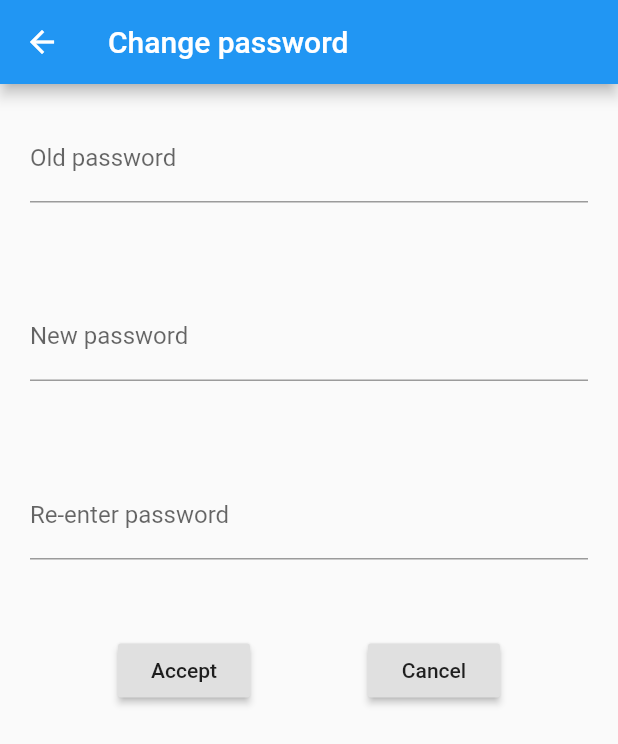
After one commit to sartorinahuel/flutter_firebase_cc, a Flutter app: the ChangePasswordPage screen opened directly, on a phone screen of 412 x 824 dp. The commit adds this screen. Shown: the top 744 px of the screen. Run offline on Flutter 3.47's test engine with Material 2 defaults, Android fonts, the light colour scheme and no system bars; our stand-ins replace bloc, cloud_firestore, firebase_auth, firebase_core, flutter_bloc; missing offline and left inert: cloud_firestore_web, firebase_auth_web, firebase_core_web, flutter_facebook_auth; accounts and stored records are empty; network calls fail.

Commit message:
change password

```diff
--- a/lib/data/services/auth/mock_auth_service.dart
+++ b/lib/data/services/auth/mock_auth_service.dart
@@ -15,7 +15,7 @@ class MockAuthService extends AuthService {
   }
 
   @override
-  Future<void> changePassword(String password) {
+  Future<void> changePassword(String password, String oldPassword) {
     // TODO: implement changePassword
     throw UnimplementedError();
   }
--- a/lib/domain/blocs/user/user_bloc.dart
+++ b/lib/domain/blocs/user/user_bloc.dart
@@ -29,7 +29,7 @@ class UserBloc extends Bloc<UserEvent, UserState> {
     if (event is UserChangePasswordEvent) {
       yield UserLoadingState();
       try {
-        await authService.changePassword(event.password);
+        await authService.changePassword(event.password, event.oldPassword);
         yield UserDataState(userRepo.currentUser);
       } on AppError catch (e) {
         yield UserErrorState(e);
--- a/lib/domain/blocs/user/user_event.dart
+++ b/lib/domain/blocs/user/user_event.dart
@@ -41,8 +41,9 @@ class UserLogoutEvent extends UserEvent {}
 
 class UserChangePasswordEvent extends UserEvent {
   final String password;
+  final String oldPassword;
 
-  UserChangePasswordEvent(this.password);
+  UserChangePasswordEvent(this.password, this.oldPassword);
 }
 
 class UserAnonymusLoggedInEvent extends UserEvent {
--- a/lib/domain/blocs/user/user_state.dart
+++ b/lib/domain/blocs/user/user_state.dart
@@ -6,6 +6,8 @@ abstract class UserState {}
 class UserInitial extends UserState {}
 
 class UserLoadingState extends UserState {}
+
+class UserNeedReauthState extends UserState {}
 
 class UserErrorState extends UserState {
   final AppError appError;
--- a/lib/domain/globals.dart
+++ b/lib/domain/globals.dart
@@ -7,11 +7,12 @@ import 'package:flutter_firebase_cc/domain/repositories/user_repository.dart';
 import 'package:flutter_firebase_cc/domain/services/auth_service.dart';
 
 //Global variables
-//TODO delete endpoint string
-// const String endpoint =  'https://flutter-firebase-cc-default-rtdb.firebaseio.com';
+const String endpoint =  'https://flutter-firebase-cc-default-rtdb.firebaseio.com';
 
 //Dependencies
 final UserRepository userRepo = FirebaseUserRepo();
-// final UserRepository userRepo = HttpUserRepo(endpoint);
 final AuthService authService = FirebaseAuthService();
 final DatastoreRepository datastoreRepo = FirebaseCloudstoreRepository();
+
+//User current credentials
+String password = 'password';
--- a/lib/domain/services/auth_service.dart
+++ b/lib/domain/services/auth_service.dart
@@ -11,7 +11,7 @@ abstract class AuthService {
   //Email verification from current user
   Future<void> sendEmailVerification();
 
-  Future<void> changePassword(String password);
+  Future<void> changePassword(String newPassword, String oldPassword);
 
   Future<void> isPersistantSession(bool persistant);
 
--- a/lib/main.dart
+++ b/lib/main.dart
@@ -6,6 +6,7 @@ import 'package:flutter_bloc/flutter_bloc.dart';
 import 'package:flutter_firebase_cc/domain/blocs/auth/auth_bloc.dart';
 import 'package:flutter_firebase_cc/domain/blocs/user/user_bloc.dart';
 import 'package:flutter_firebase_cc/ui/pages/init_page.dart';
+import 'package:flutter_firebase_cc/ui/pages/change_password_page.dart';
 
 import 'domain/entities/app_error.dart';
 import 'ui/pages/error_page.dart';
@@ -27,7 +28,6 @@ class MyApp extends StatelessWidget {
       home: FutureBuilder(
           future: Firebase.initializeApp(),
           builder: (context, snapshot) {
-
             //On Firebase Error
             if (snapshot.hasError) {
               return AuthErrorPage(
@@ -35,7 +35,7 @@ class MyApp extends StatelessWidget {
                   code: 'Firebase Error',
                   message: 'We couldn´t initialize Firebase App',
                 ),
-                onError: (){},
+                onError: () {},
               );
             }
 
@@ -43,7 +43,7 @@ class MyApp extends StatelessWidget {
             if (snapshot.connectionState == ConnectionState.done) {
               return MultiBlocProvider(
                 providers: [
-                  BlocProvider(create: (_) => UserBloc()),
+                  BlocProvider(create: (context) => UserBloc()),
                   BlocProvider(create: (context) => AuthBloc(context)),
                 ],
                 child: InitPage(),
--- /dev/null
+++ b/lib/ui/pages/change_password_page.dart
@@ -0,0 +1,76 @@
+import 'package:flutter/material.dart';
+import 'package:flutter_bloc/flutter_bloc.dart';
+import 'package:flutter_firebase_cc/domain/blocs/user/user_bloc.dart';
+import 'package:flutter_firebase_cc/domain/globals.dart';
+
+class ChangePasswordPage extends StatelessWidget {
+  final Function onAccept;
+
+  const ChangePasswordPage({this.onAccept});
+
+  @override
+  Widget build(BuildContext context) {
+    final _oldPasswordController = TextEditingController();
+    final _newPasswordController = TextEditingController();
+    final _newRepeatPasswordController = TextEditingController();
+    return Scaffold(
+      appBar: AppBar(title: Text('Change password')),
+      body: SingleChildScrollView(
+        child: Column(
+          crossAxisAlignment: CrossAxisAlignment.center,
+          mainAxisAlignment: MainAxisAlignment.center,
+          children: [
+
+            Padding(
+              padding: const EdgeInsets.all(20),
+              child: TextField(
+                decoration: InputDecoration(labelText: 'Old password'),
+                controller: _oldPasswordController,
+              ),
+            ),
+            SizedBox(height: 20),
+            Padding(
+              padding: const EdgeInsets.all(20),
+              child: TextField(
+                decoration: InputDecoration(labelText: 'New password'),
+                controller: _newPasswordController,
+              ),
+            ),
+            SizedBox(height: 20),
+            Padding(
+              padding: const EdgeInsets.all(20),
+              child: TextField(
+                decoration: InputDecoration(labelText: 'Re-enter password'),
+                controller: _newRepeatPasswordController,
+              ),
+            ),
+            SizedBox(height: 30),
+            Row(
+              mainAxisAlignment: MainAxisAlignment.spaceEvenly,
+              children: [
+                RaisedButton(
+                  onPressed: () {
+                    if (_newRepeatPasswordController.text ==
+                        _newPasswordController.text) {
+                      BlocProvider.of<UserBloc>(context).add(
+                          UserChangePasswordEvent(_newPasswordController.text,
+                              _oldPasswordController.text));
+                      Navigator.pop(context);
+                    }
+                  },
+                  child: Text('Accept'),
+                ),
+                RaisedButton(
+                  onPressed: () {
+                    Navigator.pop(context);
+                  },
+                  child: Text('Cancel'),
+                ),
+              ],
+            ),
+          ],
+        ),
+      ),
+    );
+  }
+}
```
Also changed, not shown: lib/data/services/auth/firebase_auth_service.dart (+17 -7 lines), lib/ui/pages/home_page.dart (+12 -2 lines), 1 other file.
